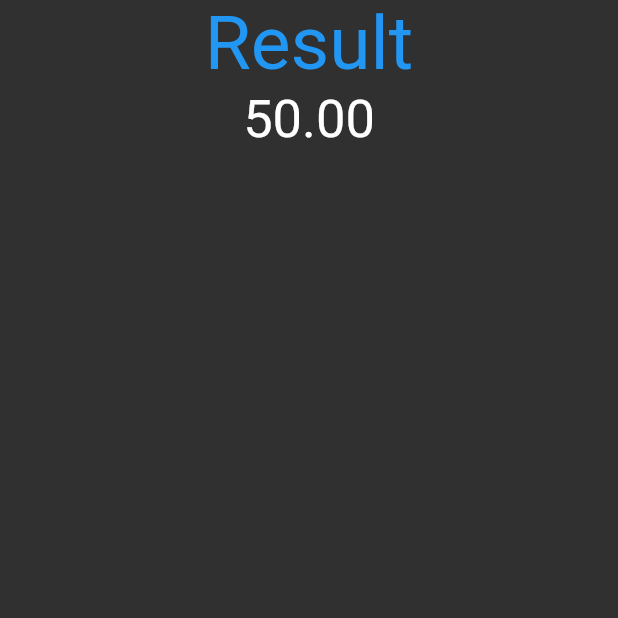
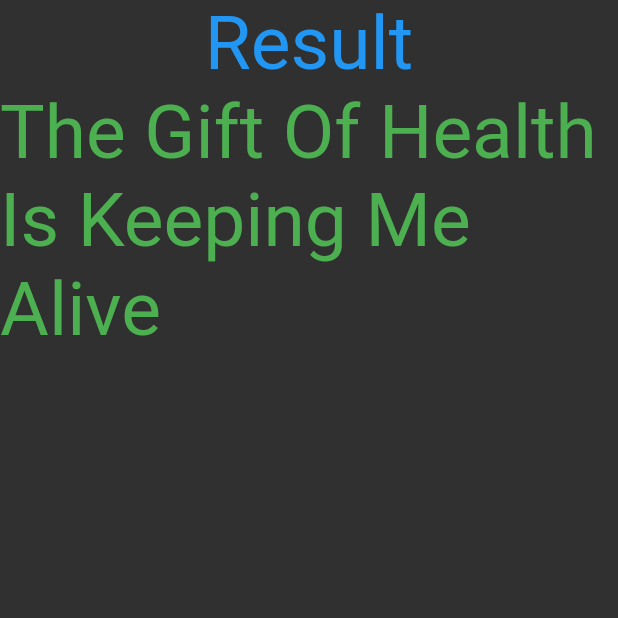
Before and after one commit to namanchandak/BMI-Application-Using-Flutter, a Flutter app: the screen it shows after launch, after a tap on "Calculate", on a phone screen of 412 x 824 dp, the top half of it. Run offline on Flutter 3.47's test engine with Material 2 defaults, Android fonts, the phone set to English and light mode, and no system bars.

Commit message:
commit to give end message to the user

```diff
--- a/lib/Result Page.dart
+++ b/lib/Result Page.dart
@@ -4,6 +4,8 @@ class ResultPage extends StatefulWidget {
   const ResultPage({Key? key, required this.result}) : super(key: key);
 
   final String result;
+
+
 
   @override
   State<ResultPage> createState() => _ResultPageState();
@@ -20,8 +22,23 @@ class _ResultPageState extends State<ResultPage> {
               'Result',
               style: TextStyle(fontSize: 50, color: Colors.blue),
             ),
+
+            Text(
+              'The Gift Of Health Is Keeping Me Alive',
+              style: TextStyle(fontSize: 50, color: Colors.green),
+            ),
+
+            // Text(
+            //   widget.result,
+            //   style: TextStyle(fontSize: 70, color: Colors.green),
+            // ),
             ////////sateful
-            Text(widget.result , style: TextStyle(fontSize: 35),)
+            if(widget.result=="1")
+            Text("You should have a healthy diet as you low on BMI ,Please have daily exercise and yoga!" , style: TextStyle(fontSize: 35),),
+            if(widget.result=="2r")
+              Text("You Are Perfect Keep it up and have daily exercise and yoga" , style: TextStyle(fontSize: 35),),
+            if(widget.result=="3")
+              Text("You should have a healthy diet as you high on BMI ,Please have daily exercise and yoga!" , style: TextStyle(fontSize: 35),)
           ],
         ),
       ),
--- a/lib/main.dart
+++ b/lib/main.dart
@@ -74,6 +74,12 @@ class _LandingPageState extends State<LandingPage> {
       double heightM=_height/100;
       bmi=weight/(heightM * heightM);
       print('BMI Value : $bmi');
+      if(bmi<18.5)
+        bmi=1;
+      else if(bmi<24.9)
+        bmi=2;
+      else
+        bmi=3;
     });
   }
 
@@ -239,7 +245,8 @@ class _LandingPageState extends State<LandingPage> {
                 context,
                 MaterialPageRoute(
                   ///////yellow
-                builder:(context)=>  ResultPage(result: bmi.toStringAsFixed(2),),
+
+                builder:(context)=>  ResultPage(result: bmi.toString(),),
                 )
 
             );
```
